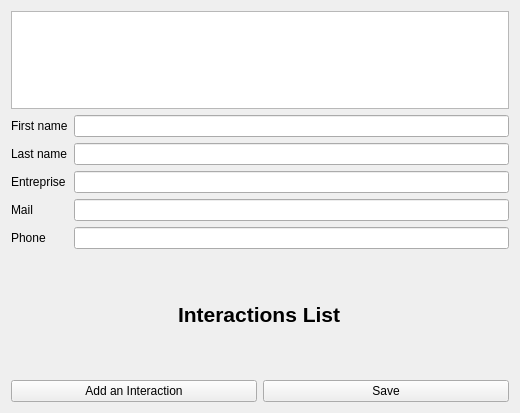
The window that Projet/View/infocontact.ui (KieceDonc/L3_CDAA) describes before a commit, drawn with Qt 5.
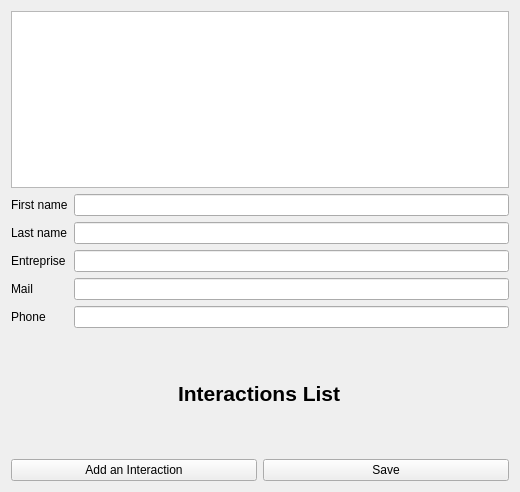
The same window after the commit.

```diff
--- a/Projet/View/infocontact.ui
+++ b/Projet/View/infocontact.ui
@@ -10,7 +10,7 @@
     <x>0</x>
     <y>0</y>
     <width>518</width>
-    <height>413</height>
+    <height>492</height>
    </rect>
   </property>
   <property name="windowTitle">
```
Left out of the diff: 8 changed lines with no effect on the pictures.
